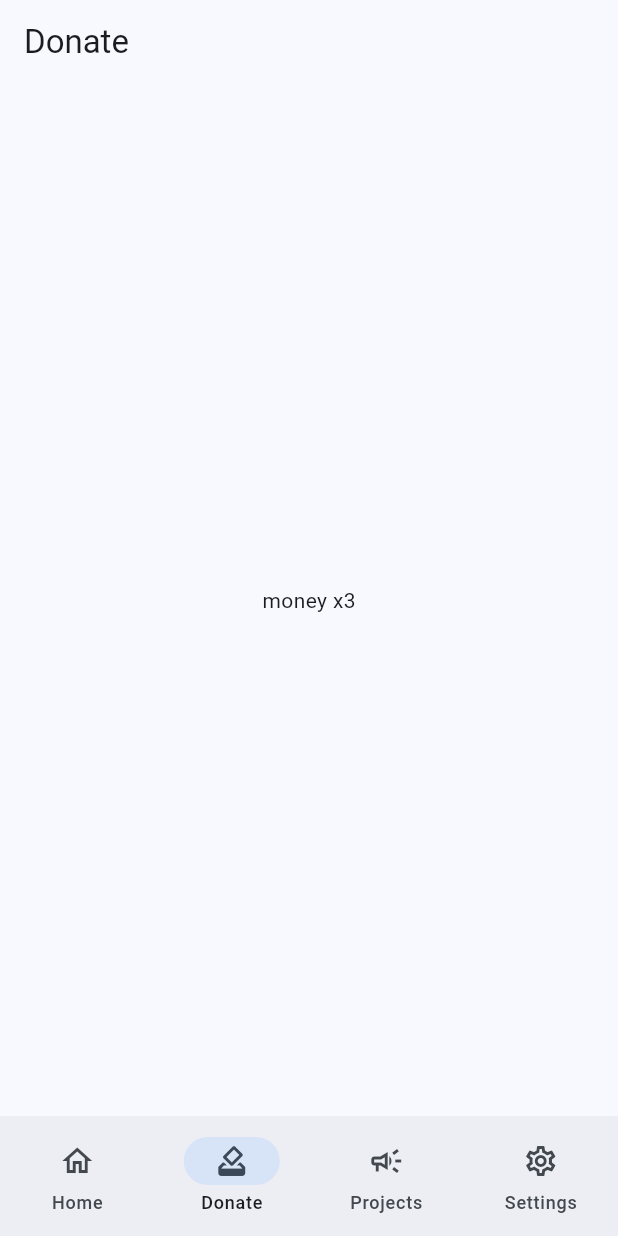
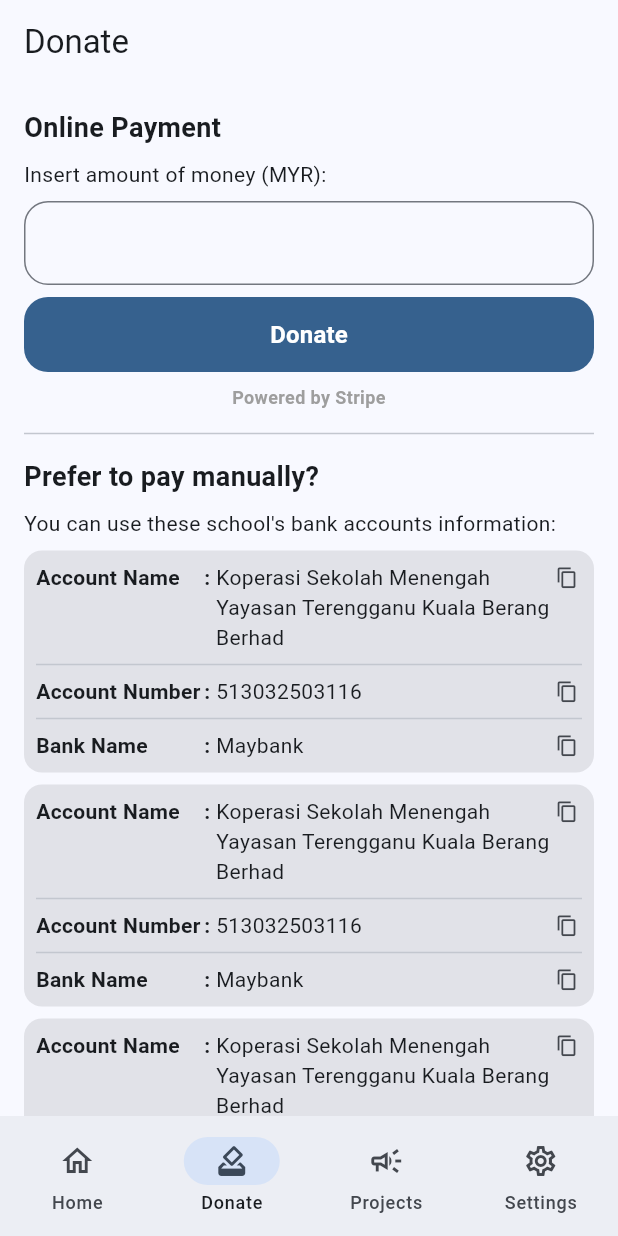
Before and after one commit to adaniel52/gofund, a Flutter app: the screen it shows after launch, item 2 of the bottom bar chosen, on a phone screen of 412 x 824 dp. Run offline on Flutter 3.47's test engine with Material 3 defaults, Android fonts, the phone set to English and light mode, and no system bars.

Commit message:
implemented donate screen + need some changes left

```diff
--- a/lib/constants/colors.dart
+++ b/lib/constants/colors.dart
@@ -6,5 +6,5 @@ class AppColors {
   static const Color accent = Color(0xFF64B5F6);
   static const Color background1 = Color(0xFF0D47A1);
   static const Color background2 = Color(0xFFFFFFFF);
-  static const Color grey = Color(0xFFECEFF1);
+  static const Color grey = Colors.grey;
 }
--- a/lib/constants/text_styles.dart
+++ b/lib/constants/text_styles.dart
@@ -19,6 +19,7 @@ class AppTextStyles {
 
   static const TextStyle caption = TextStyle(
     fontSize: 12,
+    fontWeight: FontWeight.w600,
     color: AppColors.grey,
   );
 }
--- a/lib/constants/theme.dart
+++ b/lib/constants/theme.dart
@@ -8,5 +8,8 @@ export './text_styles.dart';
 class AppTheme {
   static final light = ThemeData(
     colorSchemeSeed: Colors.blue,
+    cardTheme: const CardTheme(
+      margin: EdgeInsets.all(0),
+    ),
   );
 }
--- a/lib/screens/donate_screen.dart
+++ b/lib/screens/donate_screen.dart
@@ -1,4 +1,7 @@
 import 'package:flutter/material.dart';
+import 'package:flutter/services.dart';
+import 'package:gofund/constants/theme.dart';
+import 'package:gofund/widgets/custom_button.dart';
 
 class DonateScreen extends StatelessWidget {
   const DonateScreen({super.key});
@@ -9,9 +12,134 @@ class DonateScreen extends StatelessWidget {
       appBar: AppBar(
         title: const Text('Donate'),
       ),
-      body: const Center(
-        child: Text('money x3'),
+      body: SingleChildScrollView(
+        child: Padding(
+          padding: AppSpacing.mediumPadding,
+          child: Column(
+            crossAxisAlignment: CrossAxisAlignment.stretch,
+            spacing: AppSpacing.small,
+            children: [
+              const Text(
+                'Online Payment',
+                style: AppTextStyles.subtitle,
+              ),
+              const Text('Insert amount of money (MYR):'),
+              TextFormField(
+                decoration: const InputDecoration(
+                  border: OutlineInputBorder(
+                    borderRadius: AppRadius.mediumRadius,
+                  ),
+                ),
+              ),
+              CustomButton(
+                text: 'Donate',
+                onPressed: () {},
+              ),
+              const Text(
+                'Powered by Stripe',
+                style: AppTextStyles.caption,
+                textAlign: TextAlign.center,
+              ),
+              const Divider(),
+              const Text(
+                'Prefer to pay manually?',
+                style: AppTextStyles.subtitle,
+              ),
+              const Text(
+                  'You can use these school\'s bank accounts information:'),
+              const BankInfoCard(),
+              const BankInfoCard(),
+              const BankInfoCard(),
+            ],
+          ),
+        ),
       ),
     );
   }
 }
+
+class BankInfoCard extends StatelessWidget {
+  const BankInfoCard({
+    super.key,
+  });
+
+  @override
+  Widget build(BuildContext context) {
+    return const Card.filled(
+      child: Padding(
+        padding: AppSpacing.smallPadding,
+        child: Column(
+          crossAxisAlignment: CrossAxisAlignment.stretch,
+          children: [
+            BankInfoRow(
+              'Account Name',
+              'Koperasi Sekolah Menengah Yayasan Terengganu Kuala Berang Berhad',
+            ),
+            Divider(),
+            BankInfoRow('Account Number', '513032503116'),
+            Divider(),
+            BankInfoRow('Bank Name', 'Maybank'),
+          ],
+        ),
+      ),
+    );
+  }
+}
+
+class BankInfoRow extends StatelessWidget {
+  final String label;
+  final String value;
+  const BankInfoRow(
+    this.label,
+    this.value, {
+    super.key,
+  });
+
+  @override
+  Widget build(BuildContext context) {
+    return Row(
+      crossAxisAlignment: CrossAxisAlignment.start,
+      children: [
+        Expanded(
+          flex: 1,
+          child: Text(
+            label,
+            style: const TextStyle(
+              fontWeight: FontWeight.bold,
+            ),
+          ),
+        ),
+        const Text(
+          ': ',
+          style: TextStyle(
+            fontWeight: FontWeight.bold,
+          ),
+        ),
+        Expanded(
+          flex: 2,
+          child: Text(
+            value,
+          ),
+        ),
+        SizedBox.square(
+          dimension: 20,
+          child: IconButton(
+            padding: const EdgeInsets.all(0),
+            iconSize: 15,
+            onPressed: () {
+              Clipboard.setData(
+                ClipboardData(text: value),
+              );
+              ScaffoldMessenger.of(context).showSnackBar(
+                const SnackBar(
+                  content: Text('Copied to clipboard!'),
+                ),
+              );
+            },
+            icon: const Icon(Icons.copy),
+          ),
+        ),
+      ],
+    );
+  }
+}
--- a/lib/screens/home_screen.dart
+++ b/lib/screens/home_screen.dart
@@ -1,9 +1,5 @@
 import 'package:flutter/material.dart';
 import 'package:gofund/constants/theme.dart';
-import 'package:gofund/screens/donate_screen.dart';
-import 'package:gofund/screens/projects_screen.dart';
-import 'package:gofund/services/navigation_service.dart';
-import 'package:gofund/widgets/custom_button.dart';
 
 class HomeScreen extends StatelessWidget {
   const HomeScreen({super.key});
@@ -18,24 +14,20 @@ class HomeScreen extends StatelessWidget {
         padding: AppSpacing.mediumPadding,
         child: Column(
           spacing: AppSpacing.small,
-          crossAxisAlignment: CrossAxisAlignment.start,
+          crossAxisAlignment: CrossAxisAlignment.stretch,
           children: [
             const Text(
               'Welcome User!',
               style: AppTextStyles.subtitle,
             ),
-            CustomButton(
-              text: 'Donate',
-              onPressed: () => NavigationService.instance.navigateTo(
-                const DonateScreen(),
+            Container(
+              color: Colors.grey,
+              width: double.infinity,
+              height: 300,
+              child: const Center(
+                child: Text('*Insert a random project here*'),
               ),
-            ),
-            CustomButton(
-              text: 'View Progress',
-              onPressed: () => NavigationService.instance.navigateTo(
-                const ProjectsScreen(),
-              ),
-            ),
+            )
           ],
         ),
       ),
```
